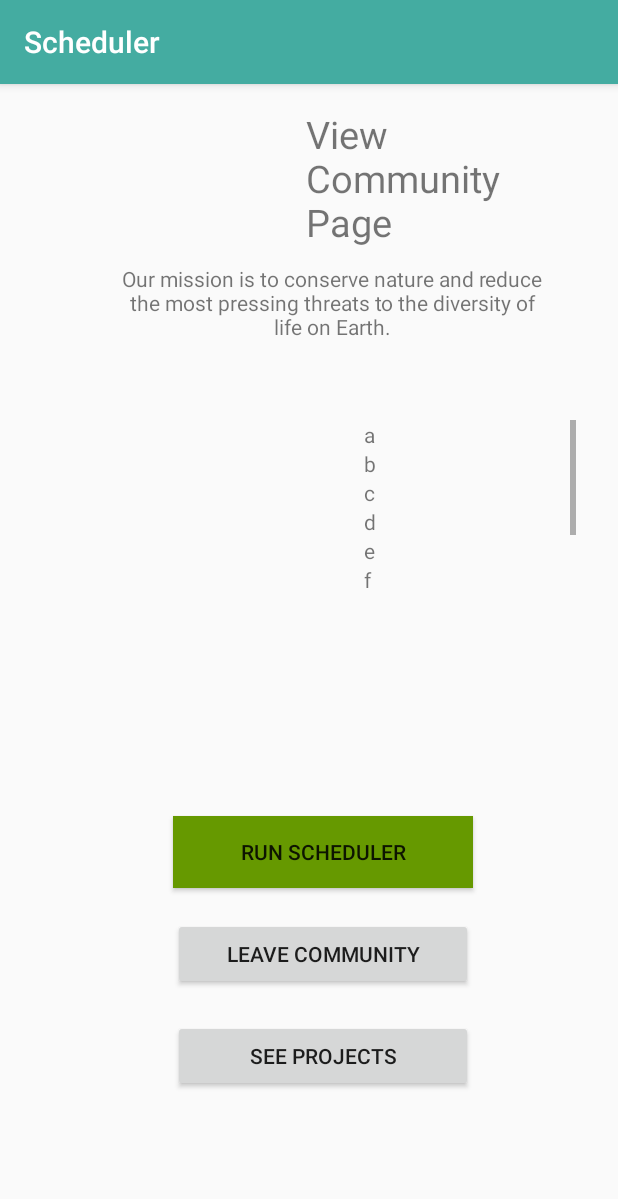
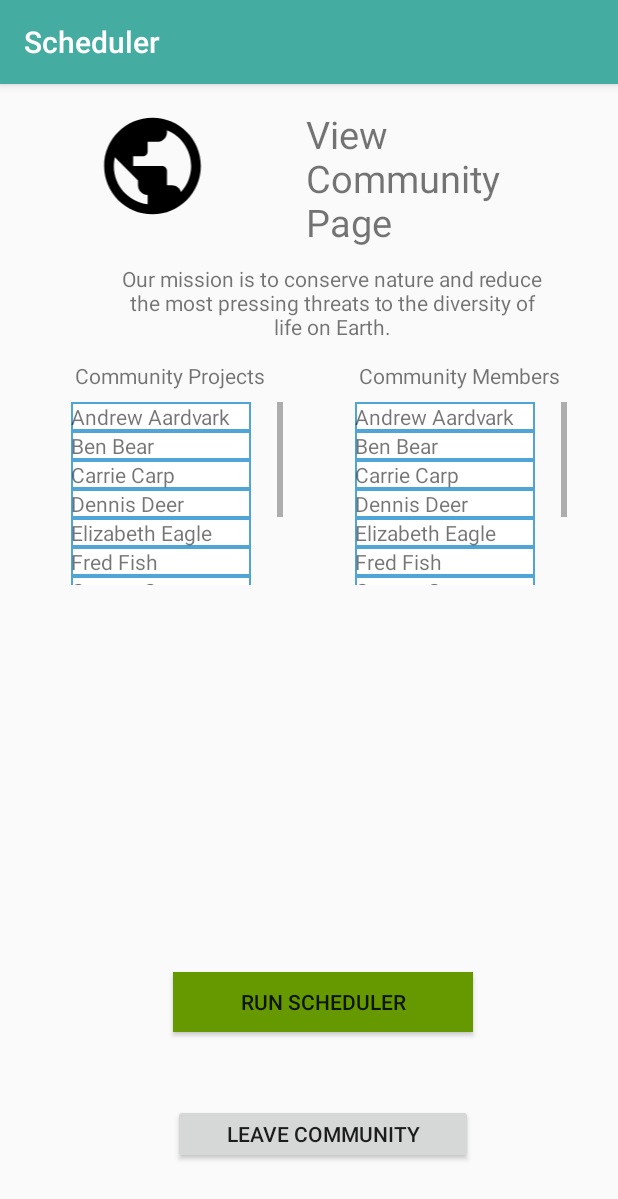
Before and after one commit to Cchlee/christopherlee.github.io, an Android app: the ViewCommunity screen opened directly, with no data from a screen before it, on a phone screen of 412 x 824 dp. Shown: the top 1199 px of the screen. Run offline under Robolectric (Android 15) with nearby library versions, the phone set to English and light mode, and no system bars.

Commit message:
Edited View Community Page

```diff
--- a/app/src/main/java/com/example/scheduler/MainActivity.java
+++ b/app/src/main/java/com/example/scheduler/MainActivity.java
@@ -64,7 +64,8 @@ public class MainActivity extends AppCompatActivity {
     //Want to access database for login credentials here
     private void validate (String inputUsername, String inputPassword){
         if (processor.validateLogin(inputUsername, inputPassword)){
-            Intent intent = new Intent(MainActivity.this, SearchActivity.class);
+            //Intent intent = new Intent(MainActivity.this, SearchActivity.class);
+            Intent intent = new Intent(MainActivity.this, SecondPage.class);
             startActivity(intent);
         }
         else{
--- a/app/src/main/java/com/example/scheduler/SecondPage.java
+++ b/app/src/main/java/com/example/scheduler/SecondPage.java
@@ -27,7 +27,7 @@ public class SecondPage extends AppCompatActivity {
             }
         });
 
-        isUser = true;
+        isUser = false;
         searchCommunity = findViewById(R.id.searchCommunityButton);
         newCommunity.setOnClickListener(new View.OnClickListener() {
             @Override
--- a/app/src/main/java/com/example/scheduler/ViewCommunity.java
+++ b/app/src/main/java/com/example/scheduler/ViewCommunity.java
@@ -14,6 +14,7 @@ public class ViewCommunity extends AppCompatActivity {
     private String communityName;
     private boolean projectVisibility;
     private String[] userNames;
+    private ImageView communityIcon;
     @Override
     protected void onCreate(Bundle savedInstanceState) {
         super.onCreate(savedInstanceState);
@@ -37,6 +38,9 @@ public class ViewCommunity extends AppCompatActivity {
             newProject.setVisibility(View.VISIBLE);
         }
 
+        communityIcon = findViewById(R.id.communityIcon);
+        communityIcon.setImageResource(R.drawable.ic_public_black);
+
         // Run scheduler algorithm
         runScheduler = findViewById(R.id.schedulerButton);
         runScheduler.setOnClickListener(new View.OnClickListener() {
@@ -47,17 +51,18 @@ public class ViewCommunity extends AppCompatActivity {
             }
         });
 
+
         userNames = new String[10];
-        userNames[0] = "a";
-        userNames[1] = "b";
-        userNames[2] = "c";
-        userNames[3] = "d";
-        userNames[4] = "e";
-        userNames[5] = "f";
-        userNames[6] = "g";
-        userNames[7] = "h";
-        userNames[8] = "i";
-        userNames[9] = "j";
+        userNames[0] = "Andrew Aardvark";
+        userNames[1] = "Ben Bear";
+        userNames[2] = "Carrie Carp";
+        userNames[3] = "Dennis Deer";
+        userNames[4] = "Elizabeth Eagle";
+        userNames[5] = "Fred Fish";
+        userNames[6] = "George Goat";
+        userNames[7] = "Harry Horse";
+        userNames[8] = "Ian Iguana";
+        userNames[9] = "Jenny Jaguar";
 
         LinearLayout usersInCommunity = findViewById(R.id.usersInCommunity);
 
@@ -73,5 +78,21 @@ public class ViewCommunity extends AppCompatActivity {
             usersInCommunity.addView(view);
 
         }
+
+        LinearLayout projectsInCommunity = findViewById(R.id.projectsInCommunity);
+
+        LayoutInflater inflaterProjects = LayoutInflater.from(this);
+
+        for(int i = 0; i < userNames.length; i++) {
+
+            View view = inflaterProjects.inflate(R.layout.layout_for_vertical_scroller, projectsInCommunity, false);
+
+            TextView textView = view.findViewById(R.id.verticalScrollText);
+            textView.setText(userNames[i]);
+
+
+            projectsInCommunity.addView(view);
+
+        }
     }
 }
--- /dev/null
+++ b/app/src/main/res/drawable/back.xml
@@ -0,0 +1,4 @@
+    <shape xmlns:android="http://schemas.android.com/apk/res/android" android:shape="rectangle" >
+        <solid android:color="@android:color/white" />
+        <stroke android:width="1dip" android:color="#4FA5D5"/>
+    </shape>
--- a/app/src/main/res/layout/activity_view_community.xml
+++ b/app/src/main/res/layout/activity_view_community.xml
@@ -9,12 +9,12 @@
     <Button
         android:id="@+id/addProjectButton"
         android:layout_width="200dp"
-        android:layout_height="43dp"
+        android:layout_height="40dp"
         android:layout_marginStart="8dp"
         android:layout_marginLeft="8dp"
         android:layout_marginEnd="8dp"
         android:layout_marginRight="8dp"
-        android:layout_marginBottom="28dp"
+        android:layout_marginBottom="16dp"
         android:text="Add Project"
         android:visibility="visible"
         app:layout_constraintBottom_toBottomOf="parent"
@@ -25,21 +25,21 @@
     <Button
         android:id="@+id/schedulerButton"
         android:layout_width="200dp"
-        android:layout_height="wrap_content"
+        android:layout_height="40dp"
         android:layout_marginStart="8dp"
         android:layout_marginLeft="8dp"
         android:layout_marginEnd="8dp"
         android:layout_marginRight="8dp"
-        android:layout_marginBottom="232dp"
+        android:layout_marginBottom="48dp"
         android:background="@android:color/holo_green_dark"
         android:text="Run Scheduler"
-        app:layout_constraintBottom_toBottomOf="parent"
+        app:layout_constraintBottom_toTopOf="@+id/button"
         app:layout_constraintEnd_toEndOf="parent"
         app:layout_constraintHorizontal_bias="0.548"
         app:layout_constraintStart_toStartOf="parent" />
 
     <ImageView
-        android:id="@+id/imageView"
+        android:id="@+id/communityIcon"
         android:layout_width="130dp"
         android:layout_height="77dp"
         android:layout_marginStart="8dp"
@@ -51,7 +51,7 @@
         app:layout_constraintHorizontal_bias="0.109"
         app:layout_constraintStart_toStartOf="parent"
         app:layout_constraintTop_toTopOf="parent"
-        tools:srcCompat="@tools:sample/backgrounds/scenic[8]" />
+        tools:srcCompat="@tools:sample/avatars[0]" />
 
     <TextView
         android:id="@+id/textView2"
@@ -66,7 +66,7 @@
         android:textSize="25dp"
         app:layout_constraintEnd_toEndOf="parent"
         app:layout_constraintHorizontal_bias="0.527"
-        app:layout_constraintStart_toEndOf="@+id/imageView"
+        app:layout_constraintStart_toEndOf="@+id/communityIcon"
         app:layout_constraintTop_toTopOf="parent" />
 
     <TextView
@@ -88,43 +88,29 @@
     <Button
         android:id="@+id/button"
         android:layout_width="200dp"
-        android:layout_height="wrap_content"
+        android:layout_height="40dp"
         android:layout_marginStart="8dp"
         android:layout_marginLeft="8dp"
         android:layout_marginEnd="8dp"
         android:layout_marginRight="8dp"
-        android:layout_marginBottom="164dp"
+        android:layout_marginBottom="48dp"
         android:text="Leave Community"
-        app:layout_constraintBottom_toBottomOf="parent"
-        app:layout_constraintEnd_toEndOf="parent"
-        app:layout_constraintHorizontal_bias="0.548"
-        app:layout_constraintStart_toStartOf="parent" />
-
-    <Button
-        android:id="@+id/button2"
-        android:layout_width="200dp"
-        android:layout_height="wrap_content"
-        android:layout_marginStart="8dp"
-        android:layout_marginLeft="8dp"
-        android:layout_marginEnd="8dp"
-        android:layout_marginRight="8dp"
-        android:layout_marginBottom="96dp"
-        android:text="See Projects"
-        app:layout_constraintBottom_toBottomOf="parent"
+        app:layout_constraintBottom_toTopOf="@+id/addProjectButton"
         app:layout_constraintEnd_toEndOf="parent"
         app:layout_constraintHorizontal_bias="0.548"
         app:layout_constraintStart_toStartOf="parent" />
 
     <ScrollView
+        android:id="@+id/scrollView2"
         android:layout_width="141dp"
         android:layout_height="122dp"
         android:layout_marginStart="8dp"
         android:layout_marginLeft="8dp"
-        android:layout_marginTop="224dp"
+        android:layout_marginTop="212dp"
         android:layout_marginEnd="28dp"
         android:layout_marginRight="28dp"
         app:layout_constraintEnd_toEndOf="parent"
-        app:layout_constraintHorizontal_bias="1.0"
+        app:layout_constraintHorizontal_bias="0.974"
         app:layout_constraintStart_toStartOf="parent"
         app:layout_constraintTop_toTopOf="parent">
 
@@ -135,4 +121,55 @@
             android:orientation="vertical" />
     </ScrollView>
 
+    <TextView
+        android:id="@+id/textView4"
+        android:layout_width="wrap_content"
+        android:layout_height="wrap_content"
+        android:layout_marginStart="8dp"
+        android:layout_marginLeft="8dp"
+        android:layout_marginEnd="8dp"
+        android:layout_marginRight="8dp"
+        android:layout_marginBottom="8dp"
+        android:text="Community Members"
+        app:layout_constraintBottom_toTopOf="@+id/scrollView2"
+        app:layout_constraintEnd_toEndOf="parent"
+        app:layout_constraintHorizontal_bias="0.883"
+        app:layout_constraintStart_toStartOf="parent" />
+
+    <ScrollView
+        android:id="@+id/scrollView3"
+        android:layout_width="141dp"
+        android:layout_height="122dp"
+        android:layout_marginStart="8dp"
+        android:layout_marginLeft="8dp"
+        android:layout_marginTop="212dp"
+        android:layout_marginEnd="8dp"
+        android:layout_marginRight="8dp"
+        app:layout_constraintEnd_toStartOf="@+id/scrollView2"
+        app:layout_constraintHorizontal_bias="0.493"
+        app:layout_constraintStart_toStartOf="parent"
+        app:layout_constraintTop_toTopOf="parent">
+
+        <LinearLayout
+            android:id="@+id/projectsInCommunity"
+            android:layout_width="match_parent"
+            android:layout_height="wrap_content"
+            android:orientation="vertical" />
+    </ScrollView>
+
+    <TextView
+        android:id="@+id/textView6"
+        android:layout_width="wrap_content"
+        android:layout_height="wrap_content"
+        android:layout_marginStart="8dp"
+        android:layout_marginLeft="8dp"
+        android:layout_marginEnd="8dp"
+        android:layout_marginRight="8dp"
+        android:layout_marginBottom="8dp"
+        android:text="Community Projects"
+        app:layout_constraintBottom_toTopOf="@+id/scrollView3"
+        app:layout_constraintEnd_toStartOf="@+id/textView4"
+        app:layout_constraintHorizontal_bias="0.433"
+        app:layout_constraintStart_toStartOf="parent" />
+
 </android.support.constraint.ConstraintLayout>
--- a/app/src/main/res/layout/layout_for_vertical_scroller.xml
+++ b/app/src/main/res/layout/layout_for_vertical_scroller.xml
@@ -13,5 +13,6 @@
         android:id="@+id/verticalScrollText"
         android:layout_width="120dp"
         android:layout_height="wrap_content"
+        android:background="@drawable/back"
         android:text="TextView" />
 </LinearLayout>
```
